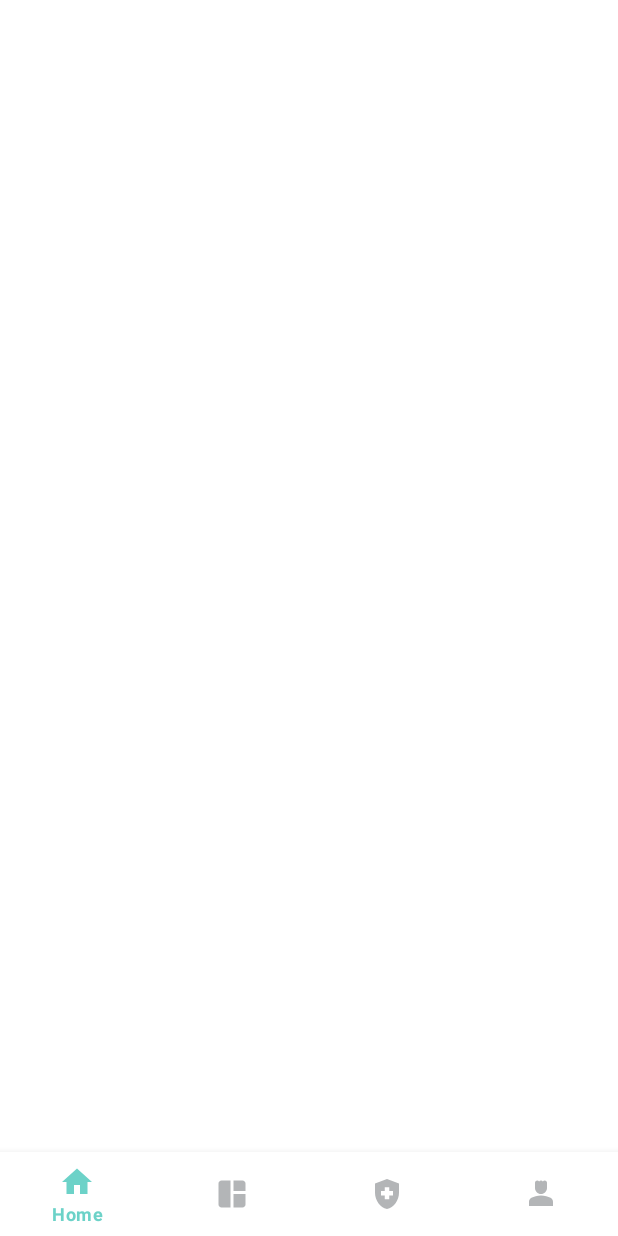
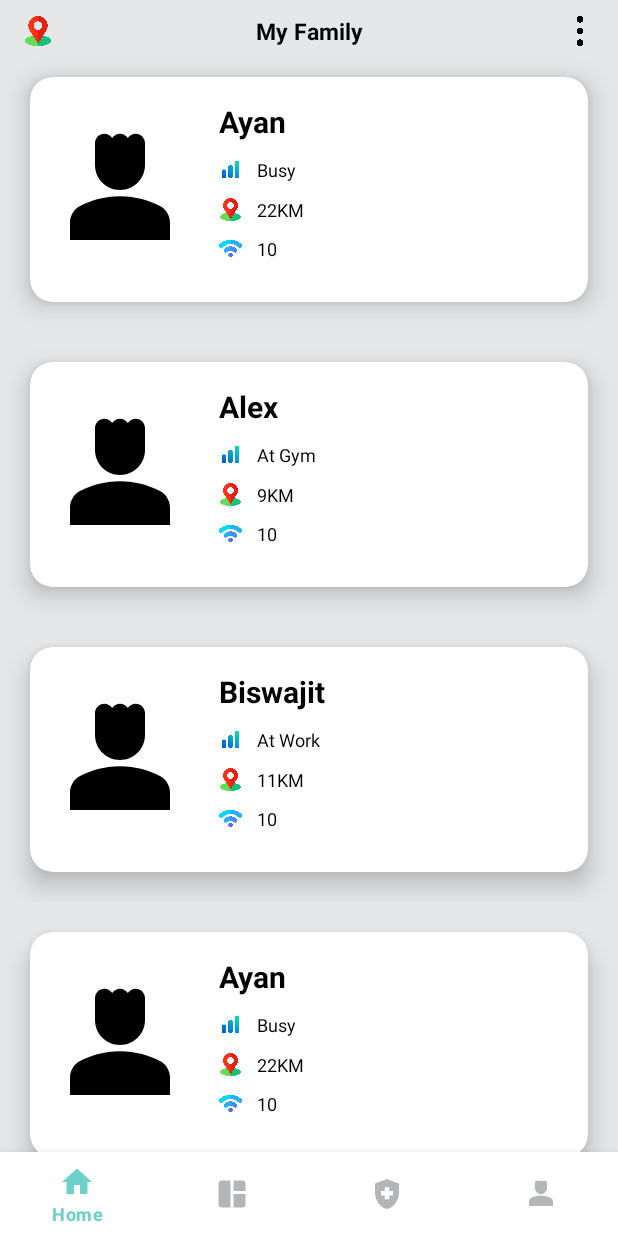
Before and after one commit to alien8777/Family-Safty, an Android app: the screen it shows after launch (MainActivity), on a phone screen of 412 x 824 dp. Before the commit the screen is almost empty. Run offline under Robolectric (Android 15) with nearby library versions, the phone set to English and light mode, and no system bars.

Commit message:
Recycler view added and Ui modification implemented

```diff
--- /dev/null
+++ b/app/src/main/java/com/ayankumar/myfamilysafty/Adapter/MemberAdapter.kt
@@ -0,0 +1,38 @@
+package com.ayankumar.myfamilysafty.Adapter
+
+import android.view.LayoutInflater
+import android.view.View
+import android.view.ViewGroup
+import android.widget.TextView
+import androidx.recyclerview.widget.RecyclerView
+import com.ayankumar.myfamilysafty.DataModel.MemberModel
+import com.ayankumar.myfamilysafty.R
+
+class MemberAdapter(private val listOfMember: List<MemberModel>) :
+    RecyclerView.Adapter<MemberAdapter.ViewHolder>() {
+    class ViewHolder(item: View) : RecyclerView.ViewHolder(item) {
+        var profileName = item.findViewById<TextView>(R.id.tv_person_name)
+        var locationDistance = item.findViewById<TextView>(R.id.tv_location_distance)
+        var status = item.findViewById<TextView>(R.id.tv_person_description)
+        var range = item.findViewById<TextView>(R.id.tv_range)
+
+    }
+
+    override fun onCreateViewHolder(parent: ViewGroup, viewType: Int): MemberAdapter.ViewHolder {
+        val inflater = LayoutInflater.from(parent.context)
+        val item = inflater.inflate(R.layout.person_details_layout, parent, false)
+        return ViewHolder(item)
+    }
+
+    override fun onBindViewHolder(holder: MemberAdapter.ViewHolder, position: Int) {
+        val item = listOfMember.get(position)
+        holder.profileName.text = item.name
+        holder.locationDistance.text = item.locationDistance
+        holder.status.text = item.status
+        holder.range.text = item.wifiRange
+    }
+
+    override fun getItemCount(): Int {
+        return listOfMember.size
+    }
+}
--- /dev/null
+++ b/app/src/main/java/com/ayankumar/myfamilysafty/DataModel/MemberModel.kt
@@ -0,0 +1,9 @@
+package com.ayankumar.myfamilysafty.DataModel
+
+data class MemberModel(
+    val name: String,
+    val profileImageUrl: String,
+    val status: String,
+    val locationDistance: String,
+    val wifiRange: String
+)
--- a/app/src/main/java/com/ayankumar/myfamilysafty/Fragments/HomeFragment.kt
+++ b/app/src/main/java/com/ayankumar/myfamilysafty/Fragments/HomeFragment.kt
@@ -1,10 +1,14 @@
 package com.ayankumar.myfamilysafty.Fragments
 
 import android.os.Bundle
-import androidx.fragment.app.Fragment
 import android.view.LayoutInflater
 import android.view.View
 import android.view.ViewGroup
+import androidx.fragment.app.Fragment
+import androidx.recyclerview.widget.LinearLayoutManager
+import androidx.recyclerview.widget.RecyclerView
+import com.ayankumar.myfamilysafty.Adapter.MemberAdapter
+import com.ayankumar.myfamilysafty.DataModel.MemberModel
 import com.ayankumar.myfamilysafty.R
 
 class HomeFragment : Fragment() {
@@ -20,6 +24,43 @@ class HomeFragment : Fragment() {
         return inflater.inflate(R.layout.fragment_home, container, false)
     }
 
+    override fun onViewCreated(view: View, savedInstanceState: Bundle?) {
+        super.onViewCreated(view, savedInstanceState)
+
+        val listOfMember = listOf(
+            MemberModel(
+                "Ayan", "dgfhhg",
+                "Busy", "22KM", "10"
+            ),
+            MemberModel(
+                "Alex", "dgfhhg",
+                "At Gym", "9KM", "10"
+            ),
+            MemberModel(
+                "Biswajit", "dgfhhg",
+                "At Work", "11KM", "10"
+            ),MemberModel(
+                "Ayan", "dgfhhg",
+                "Busy", "22KM", "10"
+            ),
+            MemberModel(
+                "Alex", "dgfhhg",
+                "At Gym", "9KM", "10"
+            ),
+            MemberModel(
+                "Biswajit", "dgfhhg",
+                "At Work", "11KM", "10"
+            )
+
+        )
+
+        val adapter = MemberAdapter(listOfMember)
+        val recyclerView = requireView().findViewById<RecyclerView>(R.id.rv_person)
+        recyclerView.layoutManager = LinearLayoutManager(requireContext())
+        recyclerView.adapter = adapter
+
+    }
+
     companion object {
         @JvmStatic
         fun newInstance() = HomeFragment()
--- a/app/src/main/java/com/ayankumar/myfamilysafty/MainActivity.kt
+++ b/app/src/main/java/com/ayankumar/myfamilysafty/MainActivity.kt
@@ -16,7 +16,6 @@ class MainActivity : AppCompatActivity() {
         setContentView(R.layout.activity_main)
 
         val bottomBar = findViewById<BottomNavigationView>(R.id.btmnavigationView)
-
         bottomBar.setOnItemSelectedListener {
             when(it.itemId)
             {
@@ -27,6 +26,7 @@ class MainActivity : AppCompatActivity() {
             }
             true
         }
+        bottomBar.selectedItemId = R.id.nav_home
     }
 
     private fun inflateFragment(fragment : Fragment) {
--- a/app/src/main/res/layout/fragment_guard.xml
+++ b/app/src/main/res/layout/fragment_guard.xml
@@ -4,8 +4,7 @@
     xmlns:tools="http://schemas.android.com/tools"
     android:layout_width="match_parent"
     android:layout_height="match_parent"
-    android:background="@color/main_background_color"
-    tools:context=".GuardScreen">
+    android:background="@color/main_background_color">
 
     <TextView
         android:id="@+id/tv_security"
@@ -31,7 +30,7 @@
         app:layout_constraintTop_toBottomOf="@+id/tv_security" />
 
     <TextView
-        android:id="@+id/tv_sos"
+        android:id="@+id/tv_person_name"
         android:layout_width="wrap_content"
         android:layout_height="wrap_content"
         android:layout_margin="@dimen/dimen_16_dp"
@@ -55,7 +54,7 @@
         android:textStyle="bold|italic"
         app:layout_constraintEnd_toStartOf="@+id/ivSos"
         app:layout_constraintStart_toStartOf="@+id/pink_card"
-        app:layout_constraintTop_toBottomOf="@+id/tv_sos" />
+        app:layout_constraintTop_toBottomOf="@+id/tv_person_name" />
 
     <ImageView
         android:id="@+id/ivSos"
--- a/app/src/main/res/layout/fragment_home.xml
+++ b/app/src/main/res/layout/fragment_home.xml
@@ -4,39 +4,57 @@
     xmlns:app="http://schemas.android.com/apk/res-auto"
     android:layout_width="match_parent"
     android:layout_height="match_parent"
+    android:background="@color/main_background_color"
     tools:context=".Fragments.HomeFragment">
 
 
+    <androidx.constraintlayout.widget.ConstraintLayout
+        android:id="@+id/layout_main_header"
+        android:layout_width="match_parent"
+        android:layout_height="wrap_content"
+        app:layout_constraintEnd_toEndOf="parent"
+        app:layout_constraintStart_toStartOf="parent"
+        app:layout_constraintTop_toTopOf="parent">
+
         <ImageView
             android:id="@+id/iv_location"
-        app:layout_constraintBottom_toBottomOf="@id/tv_myFamily"
-        app:layout_constraintStart_toStartOf="parent"
-        app:layout_constraintTop_toTopOf="@+id/tv_myFamily"
             android:layout_width="20dp"
             android:layout_height="@dimen/dimen_0_dp"
             android:layout_marginLeft="@dimen/dimen_15_dp"
-        android:src="@drawable/location" />
+            android:src="@drawable/location"
+            app:layout_constraintBottom_toBottomOf="@id/tv_myFamily"
+            app:layout_constraintStart_toStartOf="parent"
+            app:layout_constraintTop_toTopOf="@+id/tv_myFamily" />
 
         <TextView
             android:id="@+id/tv_myFamily"
-        app:layout_constraintEnd_toStartOf="@+id/iv_more"
-        app:layout_constraintStart_toEndOf="@+id/iv_location"
-        app:layout_constraintTop_toTopOf="parent"
             android:layout_width="wrap_content"
             android:layout_height="0dp"
             android:layout_marginTop="@dimen/dimen_10_dp"
             android:text="@string/myFamily"
             android:textColor="@color/black"
             android:textSize="@dimen/dimen_15_sp"
-        android:textStyle="bold" />
+            android:textStyle="bold"
+            app:layout_constraintEnd_toStartOf="@+id/iv_more"
+            app:layout_constraintStart_toEndOf="@+id/iv_location"
+            app:layout_constraintTop_toTopOf="parent" />
 
         <ImageView
             android:id="@+id/iv_more"
-        app:layout_constraintBottom_toBottomOf="@id/tv_myFamily"
-        app:layout_constraintEnd_toEndOf="parent"
-        app:layout_constraintTop_toTopOf="@+id/tv_myFamily"
             android:layout_width="20dp"
             android:layout_height="@dimen/dimen_0_dp"
             android:layout_marginRight="@dimen/dimen_15_sp"
-        android:src="@drawable/more" />
+            android:src="@drawable/more"
+            app:layout_constraintBottom_toBottomOf="@id/tv_myFamily"
+            app:layout_constraintEnd_toEndOf="parent"
+            app:layout_constraintTop_toTopOf="@+id/tv_myFamily" />
     </androidx.constraintlayout.widget.ConstraintLayout>
+
+
+    <androidx.recyclerview.widget.RecyclerView
+        android:id="@+id/rv_person"
+        android:layout_width="match_parent"
+        android:layout_height="wrap_content"
+        app:layout_constraintTop_toBottomOf="@+id/layout_main_header"
+        tools:listitem="@layout/person_details_layout" />
+</androidx.constraintlayout.widget.ConstraintLayout>
--- /dev/null
+++ b/app/src/main/res/layout/person_details_layout.xml
@@ -0,0 +1,123 @@
+<?xml version="1.0" encoding="utf-8"?>
+<androidx.constraintlayout.widget.ConstraintLayout xmlns:android="http://schemas.android.com/apk/res/android"
+    android:layout_width="match_parent"
+    android:layout_height="wrap_content"
+    xmlns:app="http://schemas.android.com/apk/res-auto">
+
+    <com.google.android.material.card.MaterialCardView
+        android:id="@+id/home_card"
+        android:layout_width="match_parent"
+        android:layout_height="150dp"
+        android:layout_margin="20dp"
+        android:paddingBottom = "5dp"
+        app:cardBackgroundColor="@color/white"
+        app:cardCornerRadius="@dimen/dimen_15_dp"
+        app:cardElevation="@dimen/dimen_10_dp"
+        android:padding="10dp"
+        app:layout_constraintTop_toTopOf="parent"
+        app:layout_constraintBottom_toBottomOf="parent"/>
+
+    <ImageView
+        android:id="@+id/ivProfile"
+        android:layout_width="@dimen/dimen_100_dp"
+        android:layout_height="@dimen/dimen_100_dp"
+        android:layout_margin="@dimen/dimen_10_dp"
+        android:elevation="@dimen/dimen_16_dp"
+        android:src="@drawable/ic_profile"
+        app:layout_constraintBottom_toBottomOf="@+id/home_card"
+        app:layout_constraintStart_toStartOf="@+id/home_card"
+        app:layout_constraintTop_toTopOf="@+id/home_card" />
+
+    <TextView
+        android:id="@+id/tv_person_name"
+        android:layout_width="wrap_content"
+        android:layout_height="wrap_content"
+        android:layout_margin="@dimen/dimen_16_dp"
+        android:elevation="@dimen/dimen_16_dp"
+        android:text="@string/name"
+        android:textColor="@color/black"
+        android:textSize="@dimen/dimen_20_sp"
+        android:textStyle="bold"
+        app:layout_constraintStart_toEndOf="@+id/ivProfile"
+        app:layout_constraintTop_toTopOf="@+id/home_card" />
+
+    <TextView
+        android:id="@+id/tv_person_description"
+        android:layout_width="@dimen/dimen_0_dp"
+        android:layout_height="wrap_content"
+        android:layout_margin="@dimen/dimen_10_dp"
+        android:elevation="@dimen/dimen_16_dp"
+        android:text="@string/sos_description"
+        android:textColor="@color/black"
+        android:textSize="12sp"
+        android:textStyle="normal"
+        app:layout_constraintEnd_toEndOf="@id/home_card"
+        app:layout_constraintStart_toEndOf="@+id/iv_status"
+        app:layout_constraintTop_toBottomOf="@+id/tv_person_name" />
+
+    <ImageView
+        android:id="@+id/iv_status"
+        android:layout_width="15dp"
+        android:layout_height="15dp"
+        android:layout_margin="@dimen/dimen_16_dp"
+        android:elevation="@dimen/dimen_16_dp"
+        android:src="@drawable/signal_status"
+        app:layout_constraintTop_toTopOf="@+id/tv_person_description"
+        app:layout_constraintBottom_toBottomOf="@+id/tv_person_description"
+        app:layout_constraintStart_toEndOf="@+id/ivProfile"
+        app:layout_constraintTop_toBottomOf="@+id/tv_person_name" />
+
+    <TextView
+        android:id="@+id/tv_location_distance"
+        android:layout_width="@dimen/dimen_0_dp"
+        android:layout_height="wrap_content"
+        android:layout_margin="@dimen/dimen_10_dp"
+        android:elevation="@dimen/dimen_16_dp"
+        android:text="20.22KM"
+        android:textColor="@color/black"
+        android:textSize="12sp"
+        android:textStyle="normal"
+        app:layout_constraintEnd_toEndOf="@id/home_card"
+        app:layout_constraintStart_toEndOf="@+id/iv_status"
+        app:layout_constraintTop_toBottomOf="@+id/tv_person_description" />
+
+    <ImageView
+        android:id="@+id/iv_location_person"
+        android:layout_width="15dp"
+        android:layout_height="15dp"
+        android:layout_margin="@dimen/dimen_16_dp"
+        android:elevation="@dimen/dimen_16_dp"
+        android:src="@drawable/location"
+        app:layout_constraintTop_toTopOf="@+id/tv_location_distance"
+        app:layout_constraintBottom_toBottomOf="@+id/tv_location_distance"
+        app:layout_constraintStart_toEndOf="@+id/ivProfile"
+        app:layout_constraintTop_toBottomOf="@+id/tv_person_description" />
+
+    <TextView
+        android:id="@+id/tv_range"
+        android:layout_width="@dimen/dimen_0_dp"
+        android:layout_height="wrap_content"
+        android:layout_margin="@dimen/dimen_10_dp"
+        android:elevation="@dimen/dimen_16_dp"
+        android:text="20"
+        android:textColor="@color/black"
+        android:textSize="12sp"
+        android:textStyle="normal"
+        app:layout_constraintEnd_toEndOf="@id/home_card"
+        app:layout_constraintStart_toEndOf="@+id/iv_status"
+        app:layout_constraintTop_toBottomOf="@+id/iv_location_person" />
+
+    <ImageView
+        android:id="@+id/iv_signal"
+        android:layout_width="15dp"
+        android:layout_height="15dp"
+        android:layout_margin="@dimen/dimen_16_dp"
+        android:elevation="@dimen/dimen_16_dp"
+        android:src="@drawable/wifi"
+        app:layout_constraintTop_toTopOf="@+id/tv_range"
+        app:layout_constraintBottom_toBottomOf="@+id/tv_range"
+        app:layout_constraintStart_toEndOf="@+id/ivProfile"
+        app:layout_constraintTop_toBottomOf="@+id/tv_range" />
+
+
+</androidx.constraintlayout.widget.ConstraintLayout>
--- a/app/src/main/res/values/dimens.xml
+++ b/app/src/main/res/values/dimens.xml
@@ -10,4 +10,5 @@
     <dimen name="dimen_0_dp">0dp</dimen>
     <dimen name="dimen_15_sp">15sp</dimen>
     <dimen name="dimen_100_dp">100dp</dimen>
+    <dimen name="dimen_20_sp">20sp</dimen>
 </resources>
--- a/app/src/main/res/values/strings.xml
+++ b/app/src/main/res/values/strings.xml
@@ -12,4 +12,5 @@
     <string name="menu_guard">Guard</string>
     <!-- TODO: Remove or change this placeholder text -->
     <string name="hello_blank_fragment">Hello blank fragment</string>
+    <string name="name">Name</string>
 </resources>
```
Also changed, not shown: app/src/main/res/drawable/location.png, app/src/main/res/drawable/signal_status.png (added), app/src/main/res/drawable/wifi.png (added). Lines whose indentation alone changed are shown as unchanged.
